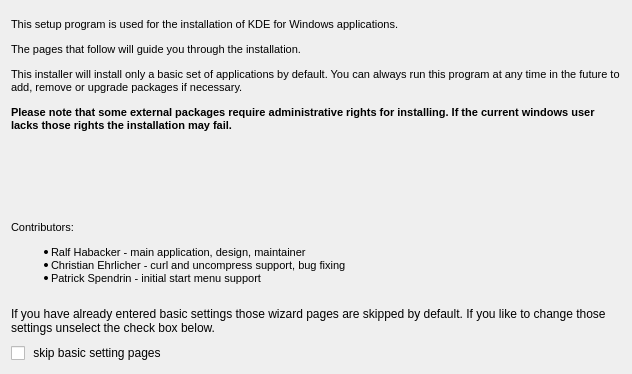
KDE/kdewin-installer, file gui/themes/main/titlepage.ui: the form before one commit.
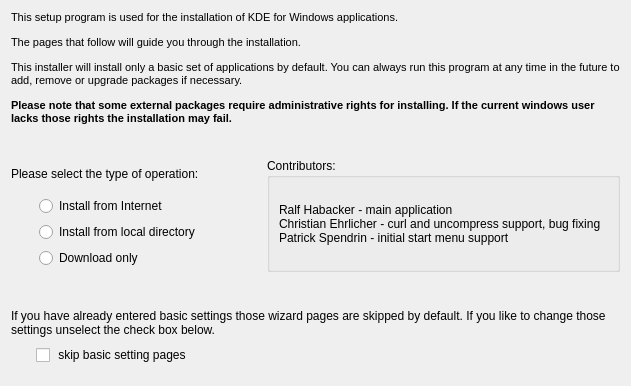
The form after the commit.

Commit message:
- refactored InstallerEngine::setLocalInstall() to setInstallMode() - display download page every time when download only or local install option is used
TODO: fix displayed text in DownloadSettingsPage - it does not fit in local install mode

```diff
--- a/gui/themes/main/titlepage.ui
+++ b/gui/themes/main/titlepage.ui
@@ -5,8 +5,8 @@
    <rect>
     <x>0</x>
     <y>0</y>
-    <width>632</width>
-    <height>374</height>
+    <width>631</width>
+    <height>386</height>
    </rect>
   </property>
   <property name="windowTitle" >
@@ -15,33 +15,8 @@
   <property name="statusTip" >
    <string/>
   </property>
-  <layout class="QGridLayout" name="gridLayout" >
-   <item row="5" column="0" >
-    <widget class="QLabel" name="skipBasicSettingsLabel" >
-     <property name="sizePolicy" >
-      <sizepolicy vsizetype="Minimum" hsizetype="Minimum" >
-       <horstretch>0</horstretch>
-       <verstretch>0</verstretch>
-      </sizepolicy>
-     </property>
-     <property name="maximumSize" >
-      <size>
-       <width>1024</width>
-       <height>30</height>
-      </size>
-     </property>
-     <property name="text" >
-      <string>If you have already entered basic settings those wizard pages are skipped by default. If you like to change those settings unselect the check box below.</string>
-     </property>
-     <property name="alignment" >
-      <set>Qt::AlignLeading|Qt::AlignLeft|Qt::AlignTop</set>
-     </property>
-     <property name="wordWrap" >
-      <bool>true</bool>
-     </property>
-    </widget>
-   </item>
-   <item rowspan="2" row="0" column="0" >
+  <layout class="QVBoxLayout" name="verticalLayout_5" >
+   <item>
     <widget class="QLabel" name="label" >
      <property name="sizePolicy" >
       <sizepolicy vsizetype="Minimum" hsizetype="Minimum" >
@@ -58,7 +33,7 @@
      <property name="maximumSize" >
       <size>
        <width>1024</width>
-       <height>190</height>
+       <height>130</height>
       </size>
      </property>
      <property name="text" >
@@ -82,48 +57,261 @@
      </property>
     </widget>
    </item>
-   <item row="6" column="0" >
-    <widget class="QCheckBox" name="skipBasicSettings" >
-     <property name="text" >
-      <string> skip basic setting pages</string>
+   <item>
+    <spacer name="verticalSpacer_4" >
+     <property name="orientation" >
+      <enum>Qt::Vertical</enum>
      </property>
-    </widget>
-   </item>
-   <item row="3" column="0" >
-    <widget class="QLabel" name="label_3" >
-     <property name="sizePolicy" >
-      <sizepolicy vsizetype="Minimum" hsizetype="Minimum" >
-       <horstretch>0</horstretch>
-       <verstretch>0</verstretch>
-      </sizepolicy>
+     <property name="sizeType" >
+      <enum>QSizePolicy::Minimum</enum>
      </property>
-     <property name="maximumSize" >
+     <property name="sizeHint" stdset="0" >
       <size>
-       <width>1024</width>
-       <height>80</height>
+       <width>10</width>
+       <height>11</height>
       </size>
      </property>
-     <property name="text" >
-      <string>&lt;!DOCTYPE HTML PUBLIC "-//W3C//DTD HTML 4.0//EN" "http://www.w3.org/TR/REC-html40/strict.dtd">
-&lt;html>&lt;head>&lt;meta name="qrichtext" content="1" />&lt;style type="text/css">
-p, li { white-space: pre-wrap; }
-&lt;/style>&lt;/head>&lt;body style=" font-family:'MS Shell Dlg 2'; font-size:8.25pt; font-weight:400; font-style:normal;">
-&lt;p style=" margin-top:12px; margin-bottom:12px; margin-left:0px; margin-right:0px; -qt-block-indent:0; text-indent:0px; font-size:8pt;">Contributors: &lt;/p>
-&lt;ul style="-qt-list-indent: 1;">&lt;li style=" font-size:8pt;" style=" margin-top:12px; margin-bottom:0px; margin-left:0px; margin-right:0px; -qt-block-indent:0; text-indent:0px;">Ralf Habacker - main application, design, maintainer &lt;/li>
-&lt;li style=" font-size:8pt;" style=" margin-top:0px; margin-bottom:0px; margin-left:0px; margin-right:0px; -qt-block-indent:0; text-indent:0px;">Christian Ehrlicher - curl and uncompress support, bug fixing &lt;/li>
-&lt;li style=" font-size:8pt;" style=" margin-top:0px; margin-bottom:12px; margin-left:0px; margin-right:0px; -qt-block-indent:0; text-indent:0px;">Patrick Spendrin - initial start menu support &lt;/li>&lt;/ul>
-&lt;p style="-qt-paragraph-type:empty; margin-top:0px; margin-bottom:0px; margin-left:0px; margin-right:0px; -qt-block-indent:0; text-indent:0px; font-size:8pt;">&lt;/p>&lt;/body>&lt;/html></string>
+    </spacer>
+   </item>
+   <item>
+    <layout class="QHBoxLayout" name="horizontalLayout" >
+     <item>
+      <layout class="QGridLayout" name="gridLayout" >
+       <item row="0" column="0" colspan="3" >
+        <widget class="QLabel" name="label_2" >
+         <property name="text" >
+          <string>Please select the type of operation:</string>
+         </property>
+        </widget>
+       </item>
+       <item row="1" column="0" >
+        <spacer name="horizontalSpacer" >
+         <property name="orientation" >
+          <enum>Qt::Horizontal</enum>
+         </property>
+         <property name="sizeType" >
+          <enum>QSizePolicy::Fixed</enum>
+         </property>
+         <property name="sizeHint" stdset="0" >
+          <size>
+           <width>22</width>
+           <height>33</height>
+          </size>
+         </property>
+        </spacer>
+       </item>
+       <item row="1" column="1" >
+        <layout class="QVBoxLayout" name="verticalLayout" >
+         <item>
+          <widget class="QRadioButton" name="onlineInstallButton" >
+           <property name="text" >
+            <string>Install from Internet</string>
+           </property>
+          </widget>
+         </item>
+         <item>
+          <widget class="QRadioButton" name="localInstallButton" >
+           <property name="text" >
+            <string>Install from local directory</string>
+           </property>
+          </widget>
+         </item>
+         <item>
+          <widget class="QRadioButton" name="downloadOnlyButton" >
+           <property name="text" >
+            <string>Download only</string>
+           </property>
+          </widget>
+         </item>
+        </layout>
+       </item>
+       <item row="1" column="2" >
+        <spacer name="horizontalSpacer_3" >
+         <property name="orientation" >
+          <enum>Qt::Horizontal</enum>
+         </property>
+         <property name="sizeType" >
+          <enum>QSizePolicy::Fixed</enum>
+         </property>
+         <property name="sizeHint" stdset="0" >
+          <size>
+           <width>17</width>
+           <height>33</height>
+          </size>
+         </property>
+        </spacer>
+       </item>
+       <item row="3" column="1" >
+        <spacer name="verticalSpacer" >
+         <property name="orientation" >
+          <enum>Qt::Vertical</enum>
+         </property>
+         <property name="sizeType" >
+          <enum>QSizePolicy::Minimum</enum>
+         </property>
+         <property name="sizeHint" stdset="0" >
+          <size>
+           <width>179</width>
+           <height>24</height>
+          </size>
+         </property>
+        </spacer>
+       </item>
+      </layout>
+     </item>
+     <item>
+      <spacer name="horizontalSpacer_2" >
+       <property name="orientation" >
+        <enum>Qt::Horizontal</enum>
+       </property>
+       <property name="sizeType" >
+        <enum>QSizePolicy::Fixed</enum>
+       </property>
+       <property name="sizeHint" stdset="0" >
+        <size>
+         <width>20</width>
+         <height>20</height>
+        </size>
+       </property>
+      </spacer>
+     </item>
+     <item>
+      <layout class="QVBoxLayout" name="verticalLayout_4" >
+       <item>
+        <widget class="QGroupBox" name="groupBox" >
+         <property name="title" >
+          <string>Contributors:</string>
+         </property>
+         <layout class="QVBoxLayout" name="verticalLayout_2" >
+          <item>
+           <widget class="QLabel" name="label_3" >
+            <property name="text" >
+             <string>Ralf Habacker - main application
+Christian Ehrlicher - curl and uncompress support, bug fixing
+Patrick Spendrin - initial start menu support</string>
+            </property>
+           </widget>
+          </item>
+         </layout>
+        </widget>
+       </item>
+       <item>
+        <spacer name="horizontalSpacer_5" >
+         <property name="orientation" >
+          <enum>Qt::Horizontal</enum>
+         </property>
+         <property name="sizeHint" stdset="0" >
+          <size>
+           <width>278</width>
+           <height>20</height>
+          </size>
+         </property>
+        </spacer>
+       </item>
+      </layout>
+     </item>
+    </layout>
+   </item>
+   <item>
+    <spacer name="verticalSpacer_5" >
+     <property name="orientation" >
+      <enum>Qt::Vertical</enum>
      </property>
-     <property name="textFormat" >
-      <enum>Qt::RichText</enum>
+     <property name="sizeType" >
+      <enum>QSizePolicy::Minimum</enum>
      </property>
-     <property name="alignment" >
-      <set>Qt::AlignLeading|Qt::AlignLeft|Qt::AlignTop</set>
+     <property name="sizeHint" stdset="0" >
+      <size>
+       <width>10</width>
+       <height>11</height>
+      </size>
      </property>
-     <property name="wordWrap" >
-      <bool>true</bool>
+    </spacer>
+   </item>
+   <item>
+    <layout class="QVBoxLayout" name="verticalLayout_3" >
+     <item>
+      <widget class="QLabel" name="skipBasicSettingsLabel" >
+       <property name="sizePolicy" >
+        <sizepolicy vsizetype="Minimum" hsizetype="Minimum" >
+         <horstretch>0</horstretch>
+         <verstretch>0</verstretch>
+        </sizepolicy>
+       </property>
+       <property name="maximumSize" >
+        <size>
+         <width>1024</width>
+         <height>30</height>
+        </size>
+       </property>
+       <property name="text" >
+        <string>If you have already entered basic settings those wizard pages are skipped by default. If you like to change those settings unselect the check box below.</string>
+       </property>
+       <property name="alignment" >
+        <set>Qt::AlignLeading|Qt::AlignLeft|Qt::AlignTop</set>
+       </property>
+       <property name="wordWrap" >
+        <bool>true</bool>
+       </property>
+      </widget>
+     </item>
+     <item>
+      <layout class="QHBoxLayout" name="horizontalLayout_2" >
+       <item>
+        <spacer name="horizontalSpacer_4" >
+         <property name="orientation" >
+          <enum>Qt::Horizontal</enum>
+         </property>
+         <property name="sizeType" >
+          <enum>QSizePolicy::Fixed</enum>
+         </property>
+         <property name="sizeHint" stdset="0" >
+          <size>
+           <width>25</width>
+           <height>20</height>
+          </size>
+         </property>
+        </spacer>
+       </item>
+       <item>
+        <widget class="QCheckBox" name="skipBasicSettings" >
+         <property name="text" >
+          <string> skip basic setting pages</string>
+         </property>
+        </widget>
+       </item>
+       <item>
+        <spacer name="horizontalSpacer_6" >
+         <property name="orientation" >
+          <enum>Qt::Horizontal</enum>
+         </property>
+         <property name="sizeHint" stdset="0" >
+          <size>
+           <width>140</width>
+           <height>20</height>
+          </size>
+         </property>
+        </spacer>
+       </item>
+      </layout>
+     </item>
+    </layout>
+   </item>
+   <item>
+    <spacer name="verticalSpacer_2" >
+     <property name="orientation" >
+      <enum>Qt::Vertical</enum>
      </property>
-    </widget>
+     <property name="sizeType" >
+      <enum>QSizePolicy::Fixed</enum>
+     </property>
+     <property name="sizeHint" stdset="0" >
+      <size>
+       <width>10</width>
+       <height>10</height>
+      </size>
+     </property>
+    </spacer>
    </item>
   </layout>
  </widget>
```
The commit also changes 9 other files.
